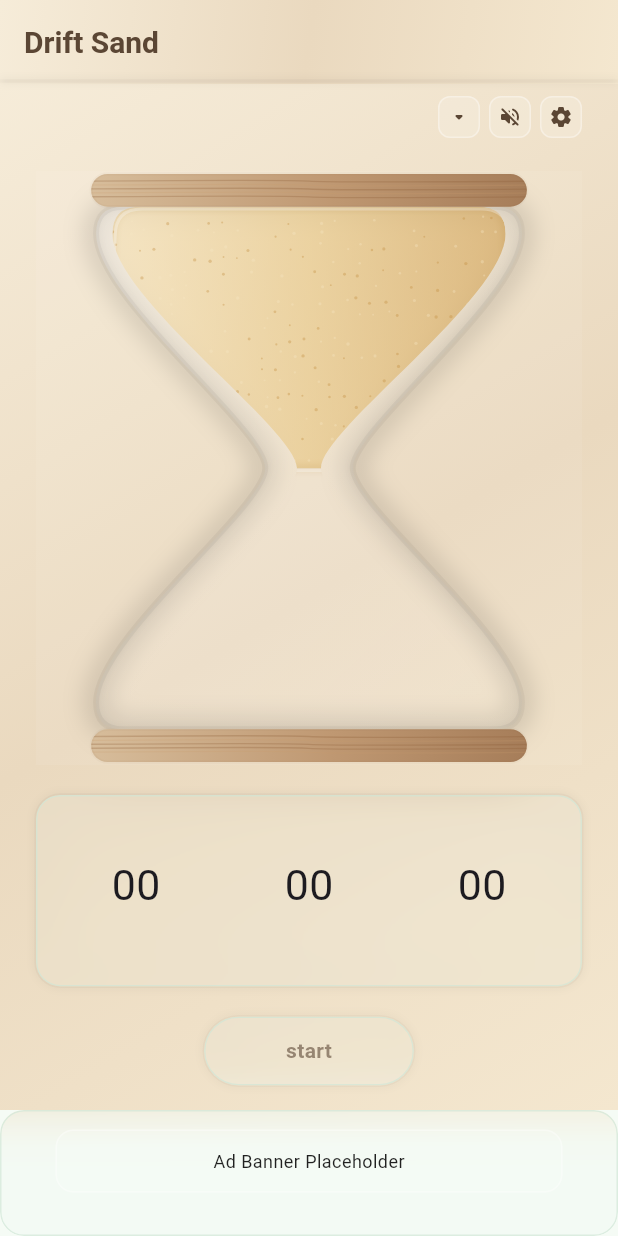
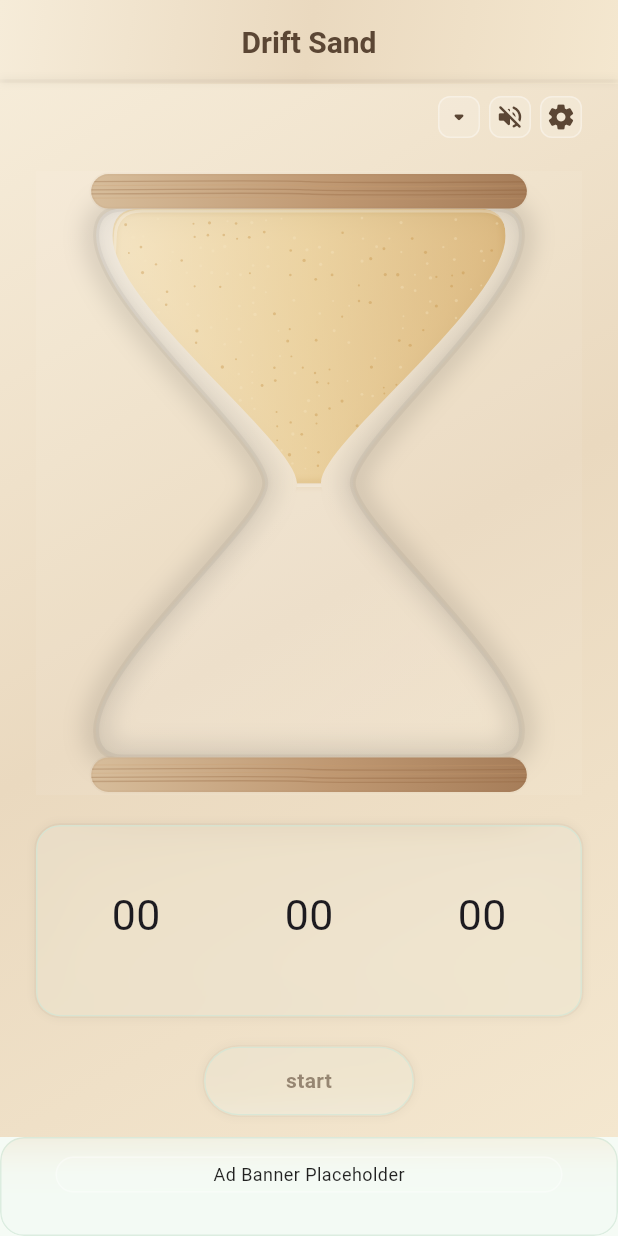
Before and after one commit to SometimesThinks/drift-sand, a Flutter app: the screen it shows after launch, after a tap on the "volume up" icon, on a phone screen of 412 x 824 dp. Run offline on Flutter 3.47's test engine with Material 3 defaults, Android fonts, the phone set to English and light mode, and no system bars; our stand-ins replace audioplayers, google_mobile_ads; missing offline and left inert: wheel_picker; network calls fail.

Commit message:
chore: AdMob 배너 광고 설정

```diff
--- a/lib/main.dart
+++ b/lib/main.dart
@@ -2,11 +2,25 @@ import 'dart:async';
 import 'dart:ui';
 
 import 'package:audioplayers/audioplayers.dart';
+import 'package:flutter/foundation.dart';
 import 'package:flutter/material.dart';
 import 'package:flutter/services.dart';
+import 'package:google_mobile_ads/google_mobile_ads.dart';
 import 'package:wheel_picker/wheel_picker.dart';
 
-void main() {
+Future<void> main() async {
+  WidgetsFlutterBinding.ensureInitialized();
+  if (!kIsWeb) {
+    await MobileAds.instance.initialize();
+    await MobileAds.instance.updateRequestConfiguration(
+      RequestConfiguration(
+        testDeviceIds: ['6EB17C8CA891CC5E0779D10DE0558579'],
+      ),
+    );
+  }
+  await SystemChrome.setPreferredOrientations([
+    DeviceOrientation.portraitUp,
+  ]);
   runApp(const DriftSandApp());
 }
 
@@ -28,6 +42,7 @@ class DriftSandApp extends StatelessWidget {
           titleSmall: const TextStyle(fontWeight: FontWeight.w600),
         ),
         appBarTheme: const AppBarTheme(
+          centerTitle: true,
           titleTextStyle: TextStyle(
             fontSize: 20,
             fontWeight: FontWeight.w600,
@@ -65,6 +80,10 @@ class TimerHomePage extends StatefulWidget {
 
 class _TimerHomePageState extends State<TimerHomePage>
     with SingleTickerProviderStateMixin {
+  static const String _testBannerAdUnitIdAndroid =
+      'ca-app-pub-2086557185075895/5187660028';
+  static const String _testBannerAdUnitIdIOS =
+      'ca-app-pub-3940256099942544/2435281174';
   static const int _tickIntervalMs = 200;
   static const int _maxHours = 24;
   static const int _maxMinutes = 59;
@@ -89,6 +108,15 @@ class _TimerHomePageState extends State<TimerHomePage>
 
   final AudioPlayer _fxPlayer = AudioPlayer();
   final AudioPlayer _sandPlayer = AudioPlayer();
+  BannerAd? _bannerAd;
+  bool _isBannerReady = false;
+
+  String get _bannerAdUnitId {
+    if (defaultTargetPlatform == TargetPlatform.iOS) {
+      return _testBannerAdUnitIdIOS;
+    }
+    return _testBannerAdUnitIdAndroid;
+  }
 
   late final WheelPickerController _hoursController;
   late final WheelPickerController _minutesController;
@@ -113,6 +141,7 @@ class _TimerHomePageState extends State<TimerHomePage>
     super.initState();
     _ensureRepaintController();
     _sandPlayer.setReleaseMode(ReleaseMode.loop);
+    _loadBannerAd();
     _hoursController = WheelPickerController(
       itemCount: _maxHours + 1,
       initialIndex: _selectedHours,
@@ -223,6 +252,30 @@ class _TimerHomePageState extends State<TimerHomePage>
     _remaining = diff.isNegative ? Duration.zero : diff;
   }
 
+  void _loadBannerAd() {
+    if (kIsWeb) return;
+    _bannerAd?.dispose();
+    _bannerAd = BannerAd(
+      size: AdSize.banner,
+      adUnitId: _bannerAdUnitId,
+      request: const AdRequest(),
+      listener: BannerAdListener(
+        onAdLoaded: (ad) {
+          if (!mounted) {
+            ad.dispose();
+            return;
+          }
+          setState(() => _isBannerReady = true);
+        },
+        onAdFailedToLoad: (ad, error) {
+          ad.dispose();
+          if (!mounted) return;
+          setState(() => _isBannerReady = false);
+        },
+      ),
+    )..load();
+  }
+
   String _formatDuration(Duration duration) {
     final totalSeconds = duration.inSeconds;
     final hours = totalSeconds ~/ 3600;
@@ -238,7 +291,7 @@ class _TimerHomePageState extends State<TimerHomePage>
     if (!(_soundOn ?? true)) return;
     if (_sandLooping) return;
     _sandLooping = true;
-    await _sandPlayer.setVolume(0.35);
+    await _sandPlayer.setVolume(1.0);
     await _sandPlayer.play(
       AssetSource('audio/sand-onto-sand.mp3'),
     );
@@ -255,7 +308,7 @@ class _TimerHomePageState extends State<TimerHomePage>
     _hasNotifiedCompletion = true;
     final soundOn = _soundOn ?? true;
     if (soundOn) {
-      await _fxPlayer.setVolume(0.35);
+      await _fxPlayer.setVolume(0.8);
       await _fxPlayer.play(
         AssetSource('audio/ding-notification.mp3'),
       );
@@ -384,6 +437,7 @@ class _TimerHomePageState extends State<TimerHomePage>
     _repaintController?.dispose();
     _fxPlayer.dispose();
     _sandPlayer.dispose();
+    _bannerAd?.dispose();
     _hoursController.dispose();
     _minutesController.dispose();
     _secondsController.dispose();
@@ -407,6 +461,7 @@ class _TimerHomePageState extends State<TimerHomePage>
       appBar: _HeaderBottomEdge(
         child: AppBar(
           title: const Text('Drift Sand'),
+          centerTitle: true,
           backgroundColor: isLiquidGlass
               ? Colors.transparent
               : Colors.brown.shade100,
@@ -429,7 +484,16 @@ class _TimerHomePageState extends State<TimerHomePage>
       ),
       extendBodyBehindAppBar: false,
       bottomNavigationBar: SafeArea(
-        child: _GlassWrapper(
+        child: SizedBox(
+          height: (_bannerAd?.size.height.toDouble() ?? 50) + 16,
+          child: Center(
+            child: _isBannerReady && _bannerAd != null
+                ? SizedBox(
+                    width: _bannerAd!.size.width.toDouble(),
+                    height: _bannerAd!.size.height.toDouble(),
+                    child: AdWidget(ad: _bannerAd!),
+                  )
+                : _GlassWrapper(
                     enabled: isLiquidGlass,
                     child: Container(
                       height: 42,
@@ -457,6 +521,8 @@ class _TimerHomePageState extends State<TimerHomePage>
                     ),
                   ),
           ),
+        ),
+      ),
       body: Container(
         decoration: BoxDecoration(
           gradient: isLiquidGlass
@@ -467,8 +533,6 @@ class _TimerHomePageState extends State<TimerHomePage>
                 )
               : null,
         ),
-        child: Padding(
-          padding: const EdgeInsets.fromLTRB(24, 0, 24, 24),
         child: LayoutBuilder(
           builder: (context, constraints) {
             final scale = (constraints.maxHeight / 720).clamp(1.0, 1.1);
@@ -482,11 +546,15 @@ class _TimerHomePageState extends State<TimerHomePage>
               260.0,
               maxHourglass,
             );
-              return Column(
+            return SingleChildScrollView(
+              child: ConstrainedBox(
+                constraints: BoxConstraints(minHeight: constraints.maxHeight),
+                child: Padding(
+                  padding: const EdgeInsets.fromLTRB(24, 0, 24, 24),
+                  child: Column(
                     crossAxisAlignment: CrossAxisAlignment.stretch,
                     children: [
-                  Expanded(
-                    child: Align(
+                      Align(
                         alignment: Alignment.topCenter,
                         child: Column(
                           mainAxisSize: MainAxisSize.min,
@@ -568,13 +636,17 @@ class _TimerHomePageState extends State<TimerHomePage>
                                             final displayDuration =
                                                 _status == TimerStatus.idle
                                                 ? (idleEmpty
-                                                    ? const Duration(seconds: 1)
+                                                      ? const Duration(
+                                                          seconds: 1,
+                                                        )
                                                       : selected)
                                                 : _activeDuration;
                                             final displayRemaining =
                                                 _status == TimerStatus.idle
                                                 ? (idleEmpty
-                                                    ? const Duration(seconds: 1)
+                                                      ? const Duration(
+                                                          seconds: 1,
+                                                        )
                                                       : selected)
                                                 : _remaining;
                                             final displayEndTime =
@@ -694,11 +766,12 @@ class _TimerHomePageState extends State<TimerHomePage>
                           ],
                         ),
                       ),
+                    ],
                   ),
-                ],
+                ),
+              ),
             );
           },
-          ),
         ),
       ),
     );
@@ -925,7 +998,7 @@ class _MiniIconButton extends StatelessWidget {
             color: Colors.white.withOpacity(0.35),
           ),
         ),
-        child: Icon(icon, size: 16, color: const Color(0xFF5B4634)),
+        child: Icon(icon, size: 20, color: const Color(0xFF5B4634)),
       ),
     );
   }
--- a/pubspec.yaml
+++ b/pubspec.yaml
@@ -35,6 +35,7 @@ dependencies:
   # Use with the CupertinoIcons class for iOS style icons.
   cupertino_icons: ^1.0.8
   audioplayers: ^6.2.0
+  google_mobile_ads: ^6.0.0
   wheel_picker: ^0.2.2
 
 dev_dependencies:
```
Also changed, not shown: pubspec.lock, 3 other files. Lines whose indentation alone changed are shown as unchanged.
